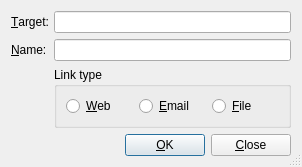
cburschka/lyx, file src/frontends/qt4/ui/HyperlinkUi.ui: the form before one commit.
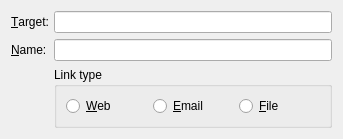
The form after the commit.

Commit message: Migrate GuiHyperlink to InsetParamsDialog.

```diff
--- a/src/frontends/qt4/ui/HyperlinkUi.ui
+++ b/src/frontends/qt4/ui/HyperlinkUi.ui
@@ -1,20 +1,17 @@
 <ui version="4.0">
  <class>HyperlinkUi</class>
- <widget class="QDialog" name="HyperlinkUi">
+ <widget class="QWidget" name="HyperlinkUi">
   <property name="geometry">
    <rect>
     <x>0</x>
     <y>0</y>
-    <width>302</width>
-    <height>151</height>
+    <width>343</width>
+    <height>130</height>
    </rect>
   </property>
   <property name="windowTitle">
    <string/>
   </property>
-  <property name="sizeGripEnabled">
-   <bool>true</bool>
-  </property>
   <layout class="QGridLayout" name="gridLayout">
    <item row="0" column="0">
     <widget class="QLabel" name="targetLA">
@@ -104,55 +101,6 @@
      </layout>
     </widget>
    </item>
-   <item row="3" column="0" colspan="2">
-    <layout class="QHBoxLayout">
-     <property name="spacing">
-      <number>6</number>
-     </property>
-     <property name="margin">
-      <number>0</number>
-     </property>
-     <item>
-      <spacer>
-       <property name="orientation">
-        <enum>Qt::Horizontal</enum>
-       </property>
-       <property name="sizeType">
-        <enum>QSizePolicy::Expanding</enum>
-       </property>
-       <property name="sizeHint" stdset="0">
-        <size>
-         <width>20</width>
-         <height>20</height>
-        </size>
-       </property>
-      </spacer>
-     </item>
-     <item>
-      <widget class="QPushButton" name="okPB">
-       <property name="text">
-        <string>&amp;OK</string>
-       </property>
-       <property name="autoDefault">
-        <bool>true</bool>
-       </property>
-       <property name="default">
-        <bool>true</bool>
-       </property>
-      </widget>
-     </item>
-     <item>
-      <widget class="QPushButton" name="closePB">
-       <property name="text">
-        <string>&amp;Close</string>
-       </property>
-       <property name="autoDefault">
-        <bool>false</bool>
-       </property>
-      </widget>
-     </item>
-    </layout>
-   </item>
   </layout>
  </widget>
  <tabstops>
```
Left out of the diff: 3 changed lines with no effect on the pictures. The commit also changes 4 other files.
